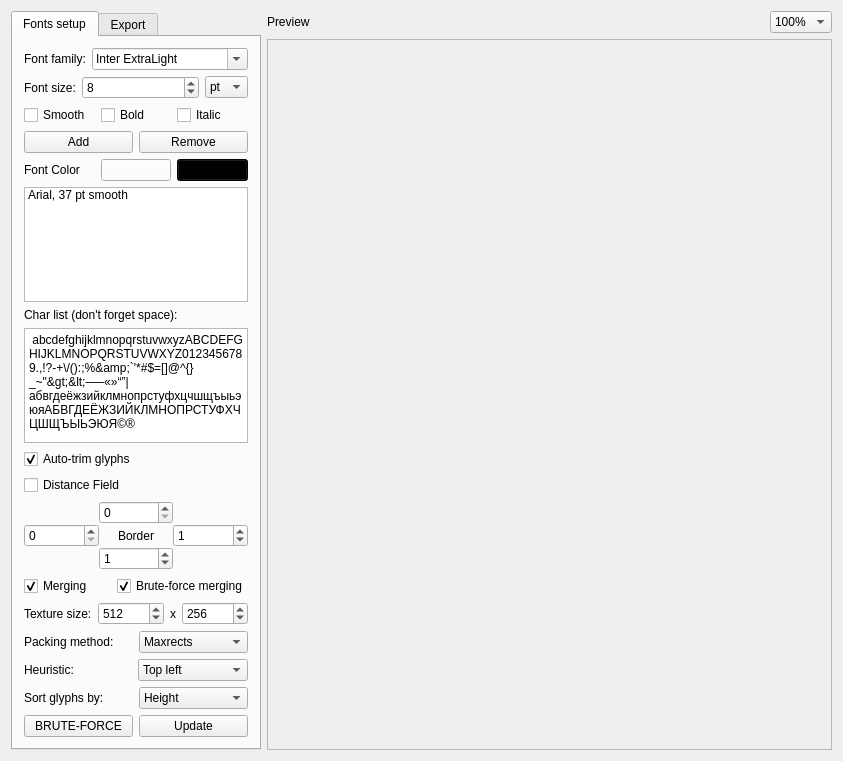
Qt form src/mainwindow.ui (scriptum/UBFG) before a commit.
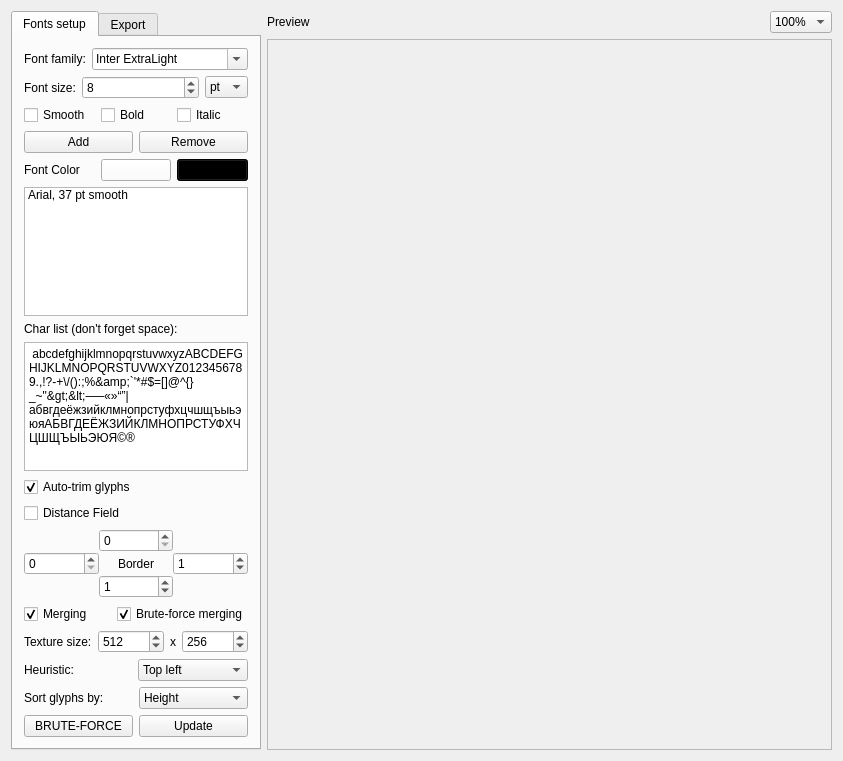
The same form after that commit. Custom widgets are drawn as their Qt base class.

```diff
--- a/src/mainwindow.ui
+++ b/src/mainwindow.ui
@@ -873,37 +873,6 @@
           </item>
          </layout>
         </item>
-        <item>
-         <layout class="QHBoxLayout" name="horizontalLayout_8">
-          <item>
-           <widget class="QLabel" name="label_6">
-            <property name="whatsThis">
-             <string>123123</string>
-            </property>
-            <property name="text">
-             <string>Packing method:</string>
-            </property>
-           </widget>
-          </item>
-          <item>
-           <widget class="QComboBox" name="comboMethod">
-            <property name="currentIndex">
-             <number>1</number>
-            </property>
-            <item>
-             <property name="text">
-              <string>Guillotine</string>
-             </property>
-            </item>
-            <item>
-             <property name="text">
-              <string>Maxrects</string>
-             </property>
-            </item>
-           </widget>
-          </item>
-         </layout>
-        </item>
         <item>
          <layout class="QHBoxLayout" name="horizontalLayout_6" stretch="0,0">
           <property name="sizeConstraint">
```
